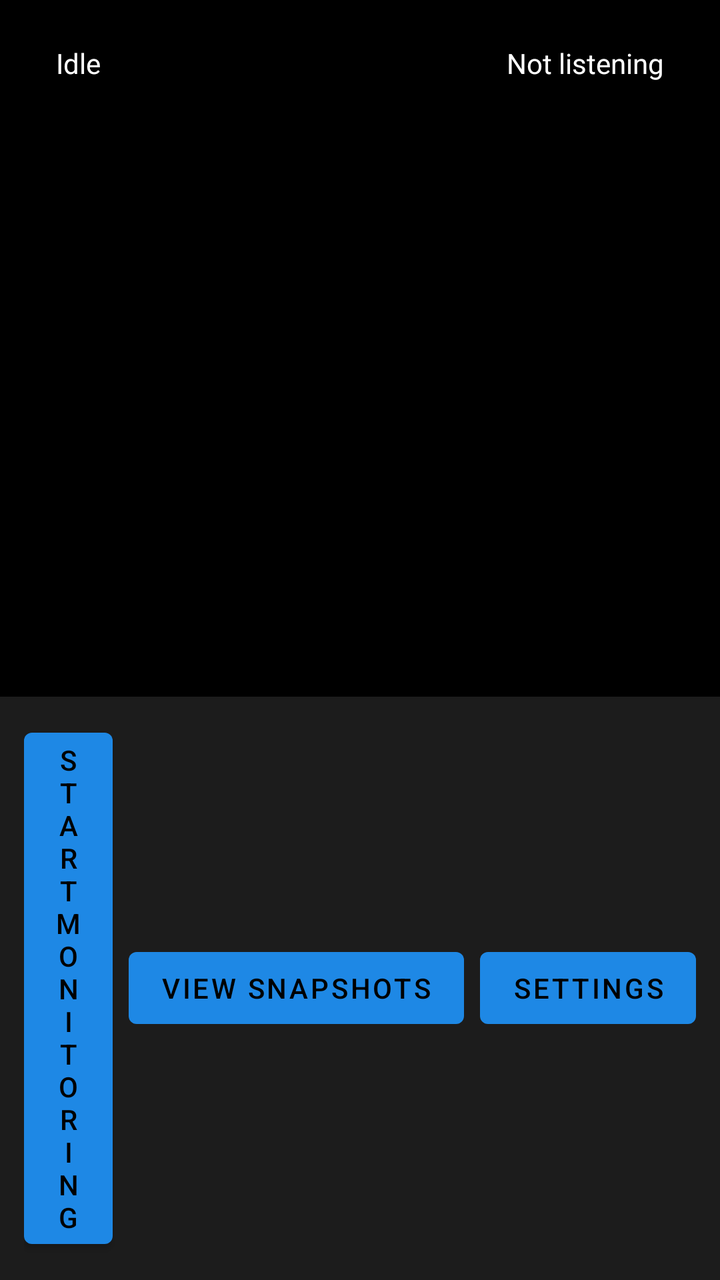
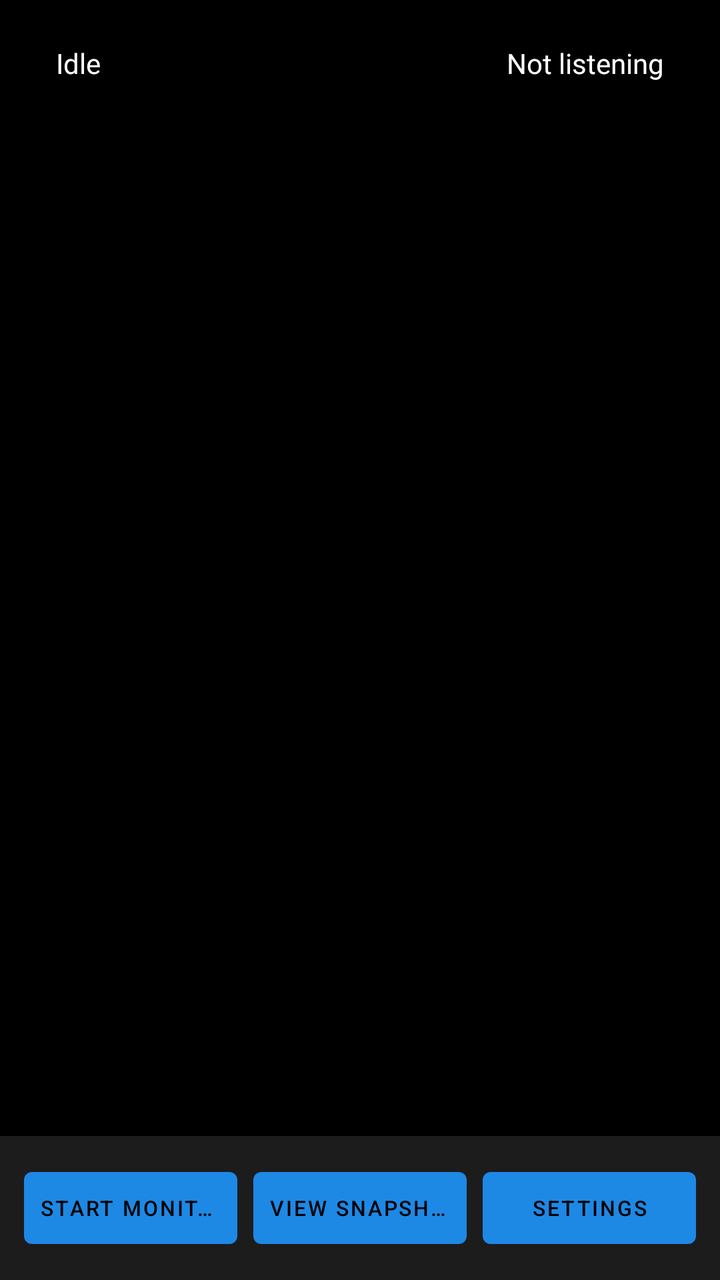

The first picture is an Android layout as it rendered before a commit; the second is the same layout after the commit. The layout source and the unified diff follow.
<!-- AndroidManifest.xml: application theme Theme.CameraViewer -->
<!-- res/layout/activity_main.xml -->
<?xml version="1.0" encoding="utf-8"?>
<androidx.constraintlayout.widget.ConstraintLayout
    xmlns:android="http://schemas.android.com/apk/res/android"
    xmlns:app="http://schemas.android.com/apk/res-auto"
    android:layout_width="match_parent"
    android:layout_height="match_parent"
    android:background="@color/feed_background">

    <ImageView
        android:id="@+id/imageFeed"
        android:layout_width="0dp"
        android:layout_height="0dp"
        android:contentDescription="@string/camera_feed_description"
        android:scaleType="fitCenter"
        android:background="@color/feed_background"
        app:layout_constraintTop_toTopOf="parent"
        app:layout_constraintStart_toStartOf="parent"
        app:layout_constraintEnd_toEndOf="parent"
        app:layout_constraintBottom_toTopOf="@id/controlsBar" />

    <TextView
        android:id="@+id/textStatus"
        android:layout_width="wrap_content"
        android:layout_height="wrap_content"
        android:layout_margin="16dp"
        android:background="@color/status_pill_background"
        android:paddingHorizontal="12dp"
        android:paddingVertical="6dp"
        android:textColor="@color/status_pill_text"
        android:textSize="14sp"
        android:text="@string/status_idle"
        app:layout_constraintTop_toTopOf="parent"
        app:layout_constraintStart_toStartOf="parent" />

    <TextView
        android:id="@+id/textListeningStatus"
        android:layout_width="wrap_content"
        android:layout_height="wrap_content"
        android:layout_margin="16dp"
        android:background="@color/status_pill_background"
        android:paddingHorizontal="12dp"
        android:paddingVertical="6dp"
        android:textColor="@color/status_pill_text"
        android:textSize="14sp"
        android:text="@string/listening_status_off"
        app:layout_constraintTop_toTopOf="parent"
        app:layout_constraintEnd_toEndOf="parent" />

    <LinearLayout
        android:id="@+id/controlsBar"
        android:layout_width="match_parent"
        android:layout_height="wrap_content"
        android:orientation="horizontal"
        android:padding="12dp"
        android:gravity="center_vertical"
        android:background="@color/controls_background"
        app:layout_constraintBottom_toBottomOf="parent">

        <Button
            android:id="@+id/btnStartStop"
            android:layout_width="0dp"
            android:layout_height="wrap_content"
            android:layout_weight="1"
            android:layout_marginEnd="8dp"
            android:text="@string/start_monitoring" />

        <Button
            android:id="@+id/btnViewSnapshots"
            android:layout_width="wrap_content"
            android:layout_height="wrap_content"
            android:layout_marginEnd="8dp"
            android:text="@string/view_snapshots" />

        <Button
            android:id="@+id/btnSettings"
            android:layout_width="wrap_content"
            android:layout_height="wrap_content"
            android:text="@string/settings_title" />

    </LinearLayout>

</androidx.constraintlayout.widget.ConstraintLayout>
<!-- resources referenced by this layout -->
<resources>
  <color name="controls_background">#1C1C1C</color>
  <color name="feed_background">#000000</color>
  <color name="status_pill_background">#B3000000</color>
  <color name="status_pill_text">#FFFFFF</color>
  <string name="camera_feed_description">Live camera feed</string>
  <string name="listening_status_off">Not listening</string>
  <string name="settings_title">Settings</string>
  <string name="start_monitoring">Start monitoring</string>
  <string name="status_idle">Idle</string>
  <string name="view_snapshots">View snapshots</string>
  <style name="Theme.CameraViewer" parent="Theme.MaterialComponents.NoActionBar">
          <item name="colorPrimary">@color/brand_primary</item>
          <item name="colorPrimaryDark">@color/brand_primary_dark</item>
          <item name="colorAccent">@color/brand_primary</item>
          <item name="android:windowBackground">@color/feed_background</item>
      </style>
  <color name="brand_primary">#1E88E5</color>
  <color name="brand_primary_dark">#1565C0</color>
</resources>

<!-- the commit's change to res/layout/activity_main.xml (unified diff, before → after) -->
@@ -62,19 +62,36 @@
             android:layout_height="wrap_content"
             android:layout_weight="1"
             android:layout_marginEnd="8dp"
+            android:textSize="10.5sp"
+            android:paddingVertical="6dp"
+            android:paddingHorizontal="8dp"
+            android:maxLines="1"
+            android:ellipsize="end"
             android:text="@string/start_monitoring" />
 
         <Button
             android:id="@+id/btnViewSnapshots"
-            android:layout_width="wrap_content"
+            android:layout_width="0dp"
             android:layout_height="wrap_content"
+            android:layout_weight="1"
             android:layout_marginEnd="8dp"
+            android:textSize="10.5sp"
+            android:paddingVertical="6dp"
+            android:paddingHorizontal="8dp"
+            android:maxLines="1"
+            android:ellipsize="end"
             android:text="@string/view_snapshots" />
 
         <Button
             android:id="@+id/btnSettings"
-            android:layout_width="wrap_content"
+            android:layout_width="0dp"
             android:layout_height="wrap_content"
+            android:layout_weight="1"
+            android:textSize="10.5sp"
+            android:paddingVertical="6dp"
+            android:paddingHorizontal="8dp"
+            android:maxLines="1"
+            android:ellipsize="end"
             android:text="@string/settings_title" />
 
     </LinearLayout>
